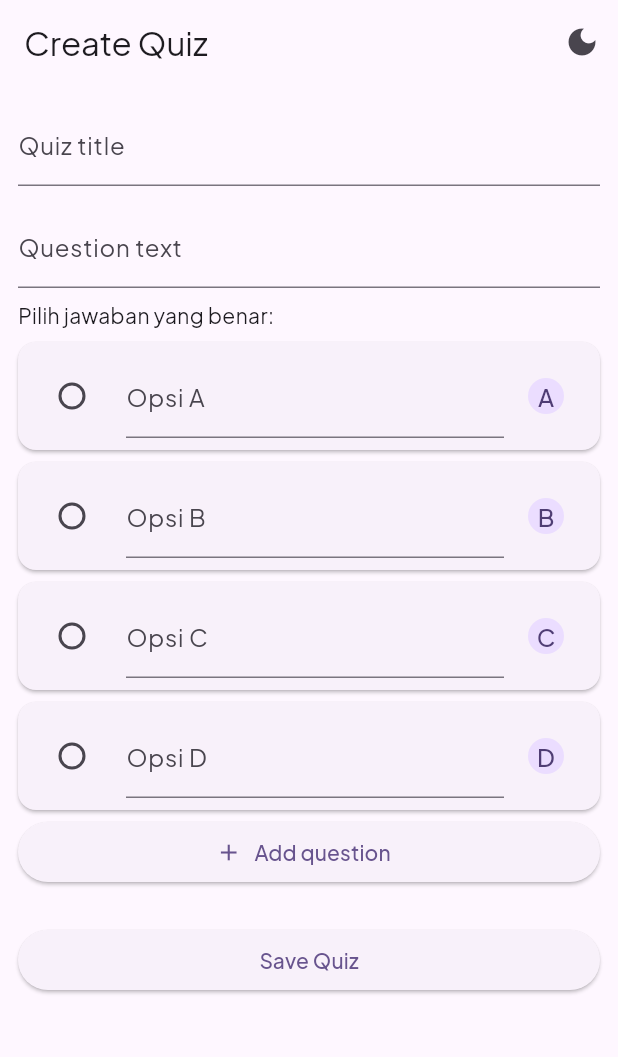
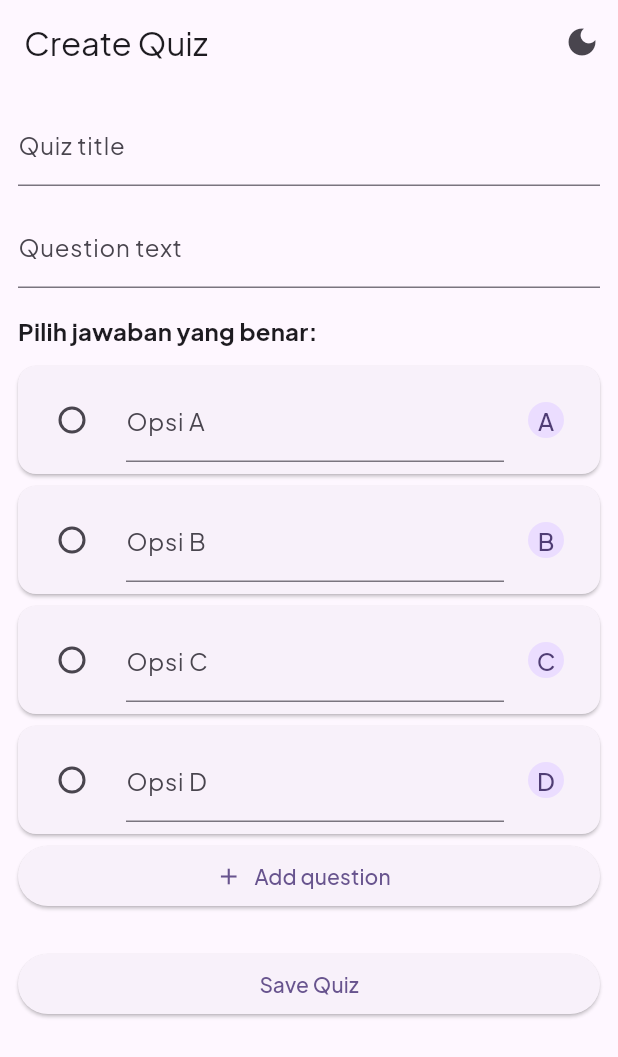
Before and after one commit to moozunch/quizme, a Flutter app: the CreateQuizScreen screen opened by its route, on a phone screen of 412 x 824 dp. Shown: the top 1057 px of the screen. Run offline on Flutter 3.47's test engine with Material 3 defaults, Android fonts, the phone set to English and light mode, and no system bars; our stand-ins replace go_router, shared_preferences; accounts and stored records are empty.

Commit message:
improves dialog handling
Unifies screen layout by introducing a reusable scaffold widget,
streamlines dialog and clipboard logic into shared utilities, and
adds result screen routing for better user experience.
Removes redundant code and simplifies prompt flows for clarity.

```diff
--- a/lib/screens/create_quiz.dart
+++ b/lib/screens/create_quiz.dart
@@ -4,7 +4,8 @@ import 'package:go_router/go_router.dart';
 
 import '../provider/app_state.dart';
 import '../models/question.dart';
-import '../widgets/theme_toggle_action.dart';
+import '../widgets/app_scaffold.dart';
+import '../widgets/section_title.dart';
 
 class CreateQuizScreen extends StatefulWidget {
   const CreateQuizScreen({super.key});
@@ -64,10 +65,9 @@ class _CreateQuizScreenState extends State<CreateQuizScreen> {
 
   @override
   Widget build(BuildContext context) {
-    return Scaffold(
-      appBar: AppBar(title: const Text('Create Quiz'), actions: const [ThemeToggleAction()]),
+    return AppScaffold(
+      titleText: 'Create Quiz',
       body: SingleChildScrollView(
-        padding: const EdgeInsets.all(12),
         child: Column(
           crossAxisAlignment: CrossAxisAlignment.stretch,
           children: [
@@ -75,7 +75,7 @@ class _CreateQuizScreenState extends State<CreateQuizScreen> {
             const SizedBox(height: 12),
             TextField(controller: _qText, decoration: const InputDecoration(labelText: 'Question text')),
             const SizedBox(height: 8),
-            const Text('Pilih jawaban yang benar:'),
+            const SectionTitle('Pilih jawaban yang benar:'),
             const SizedBox(height: 4),
             ...List.generate(4, (i) {
               final letter = String.fromCharCode(65 + i); // A, B, C, D
@@ -96,7 +96,7 @@ class _CreateQuizScreenState extends State<CreateQuizScreen> {
             ElevatedButton.icon(onPressed: _addQuestion, icon: const Icon(Icons.add), label: const Text('Add question')),
             const SizedBox(height: 12),
             if (_questions.isNotEmpty) ...[
-              const Text('Questions added:', style: TextStyle(fontWeight: FontWeight.bold)),
+              const SectionTitle('Questions added:'),
               const SizedBox(height: 8),
               ..._questions.map((q) {
                 final correctLetter = String.fromCharCode(65 + q.correctIndex);
--- /dev/null
+++ b/lib/widgets/app_scaffold.dart
@@ -0,0 +1,39 @@
+import 'package:flutter/material.dart';
+
+import 'theme_toggle_action.dart';
+
+class AppScaffold extends StatelessWidget {
+  final Widget? title;
+  final String? titleText;
+  final List<Widget>? actions;
+  final Widget body;
+  final EdgeInsetsGeometry padding;
+  final bool includeThemeToggle;
+
+  const AppScaffold({
+    super.key,
+    this.title,
+    this.titleText,
+    this.actions,
+    required this.body,
+    this.padding = const EdgeInsets.all(12.0),
+    this.includeThemeToggle = true,
+  });
+
+  @override
+  Widget build(BuildContext context) {
+  final actionsList = <Widget>[...(actions ?? const [])];
+    if (includeThemeToggle) actionsList.add(const ThemeToggleAction());
+
+    return Scaffold(
+      appBar: AppBar(
+        title: title ?? (titleText != null ? Text(titleText!) : null),
+        actions: actionsList,
+      ),
+      body: Padding(
+        padding: padding,
+        child: body,
+      ),
+    );
+  }
+}
--- /dev/null
+++ b/lib/widgets/section_title.dart
@@ -0,0 +1,18 @@
+import 'package:flutter/material.dart';
+
+class SectionTitle extends StatelessWidget {
+  final String text;
+  final EdgeInsetsGeometry margin;
+  const SectionTitle(this.text, {super.key, this.margin = const EdgeInsets.only(top: 8, bottom: 4)});
+
+  @override
+  Widget build(BuildContext context) {
+    return Container(
+      margin: margin,
+      child: Text(
+        text,
+        style: Theme.of(context).textTheme.titleMedium?.copyWith(fontWeight: FontWeight.bold),
+      ),
+    );
+  }
+}
```
Also changed, not shown: lib/main.dart (+9 -0 lines), lib/screens/home.dart (+4 -7 lines), lib/screens/join_quiz.dart (+4 -7 lines), lib/screens/quiz_created.dart (+10 -35 lines), lib/screens/quiz_detail.dart (+9 -45 lines), lib/screens/quiz_play.dart (+13 -20 lines), lib/screens/quiz_result.dart (added, +70 -0 lines), lib/widgets/copy_code_row.dart (added, +24 -0 lines), lib/widgets/dialogs.dart (added, +57 -0 lines), lib/widgets/quiz_card.dart (+8 -36 lines), lib/widgets/name_prompt.dart (deleted).
